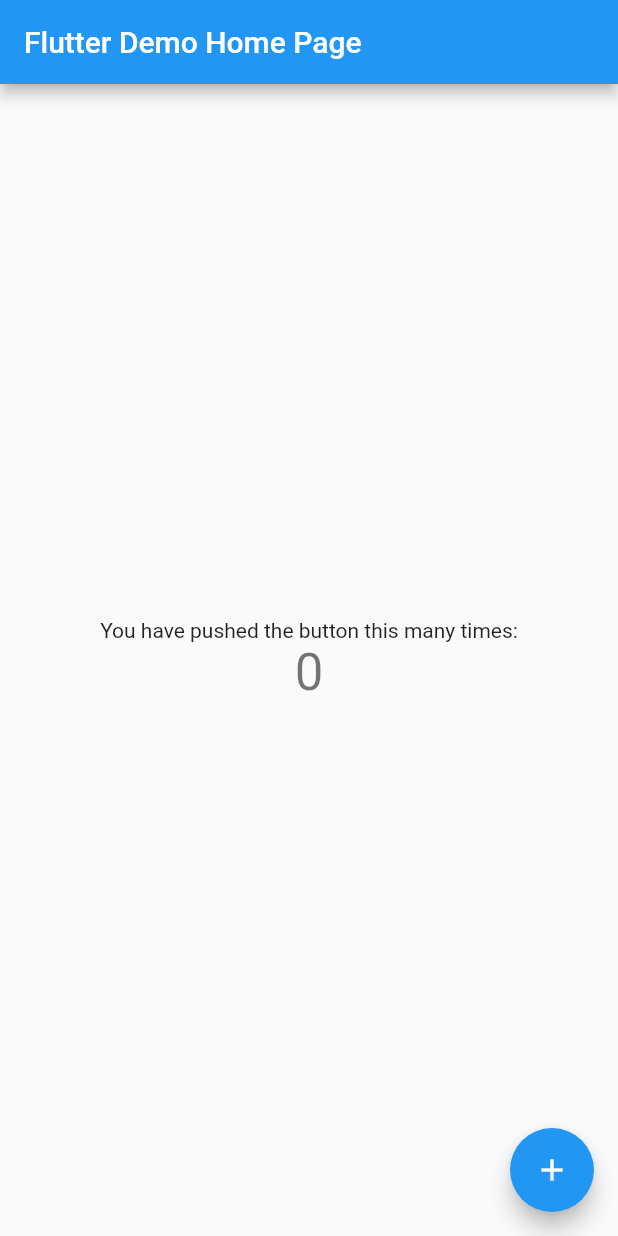
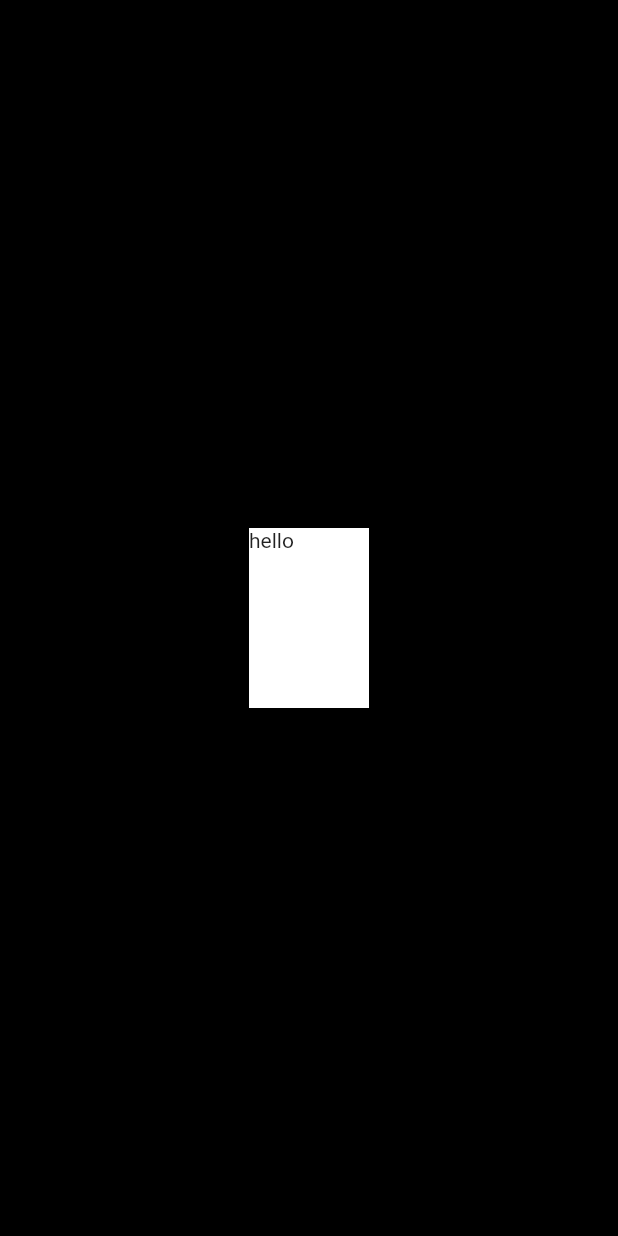
Before and after one commit to fayis007/rekenmachine, a Flutter app: the screen it shows after launch, on a phone screen of 412 x 824 dp. Run offline on Flutter 3.47's test engine with Material 2 defaults, Android fonts, the phone set to English and light mode, and no system bars.

Commit message:
created home function to display text

```diff
--- a/lib/main.dart
+++ b/lib/main.dart
@@ -24,92 +24,41 @@ class MyApp extends StatelessWidget {
         // is not restarted.
         primarySwatch: Colors.blue,
       ),
-      home: const MyHomePage(title: 'Flutter Demo Home Page'),
+      home: home(),
     );
   }
 }
 
-class MyHomePage extends StatefulWidget {
-  const MyHomePage({Key? key, required this.title}) : super(key: key);
 
-  // This widget is the home page of your application. It is stateful, meaning
-  // that it has a State object (defined below) that contains fields that affect
-  // how it looks.
-
-  // This class is the configuration for the state. It holds the values (in this
-  // case the title) provided by the parent (in this case the App widget) and
-  // used by the build method of the State. Fields in a Widget subclass are
-  // always marked "final".
-
-  final String title;
+class home extends StatefulWidget {
+  const home({Key? key}) : super(key: key);
 
   @override
-  State<MyHomePage> createState() => _MyHomePageState();
+  _homeState createState() => _homeState();
 }
 
-class _MyHomePageState extends State<MyHomePage> {
-  int _counter = 0;
-
-  void _incrementCounter() {
-    setState(() {
-      // This call to setState tells the Flutter framework that something has
-      // changed in this State, which causes it to rerun the build method below
-      // so that the display can reflect the updated values. If we changed
-      // _counter without calling setState(), then the build method would not be
-      // called again, and so nothing would appear to happen.
-      _counter = _counter + 10;
-    });
-  }
-
+class _homeState extends State<home> {
   @override
   Widget build(BuildContext context) {
-    // This method is rerun every time setState is called, for instance as done
-    // by the _incrementCounter method above.
-    //
-    // The Flutter framework has been optimized to make rerunning build methods
-    // fast, so that you can just rebuild anything that needs updating rather
-    // than having to individually change instances of widgets.
     return Scaffold(
-      appBar: AppBar(
-        // Here we take the value from the MyHomePage object that was created by
-        // the App.build method, and use it to set our appbar title.
-        title: Text(widget.title),
-      ),
-      body: Center(
-        // Center is a layout widget. It takes a single child and positions it
-        // in the middle of the parent.
+      body: Container(
+        color: Colors.black,
+        width: MediaQuery.of(context).size.width,
+        height: MediaQuery.of(context).size.height,
         child: Column(
-          // Column is also a layout widget. It takes a list of children and
-          // arranges them vertically. By default, it sizes itself to fit its
-          // children horizontally, and tries to be as tall as its parent.
-          //
-          // Invoke "debug painting" (press "p" in the console, choose the
-          // "Toggle Debug Paint" action from the Flutter Inspector in Android
-          // Studio, or the "Toggle Debug Paint" command in Visual Studio Code)
-          // to see the wireframe for each widget.
-          //
-          // Column has various properties to control how it sizes itself and
-          // how it positions its children. Here we use mainAxisAlignment to
-          // center the children vertically; the main axis here is the vertical
-          // axis because Columns are vertical (the cross axis would be
-          // horizontal).
-          mainAxisAlignment: MainAxisAlignment.center,
-          children: <Widget>[
-            const Text(
-              'You have pushed the button this many times:',
+          crossAxisAlignment: CrossAxisAlignment.center,
+          mainAxisAlignment: MainAxisAlignment.spaceEvenly,
+          children: [
+            Container(
+              child: Text("hello"),
+              height: 120,
+              width: 80,
+              color: Colors.white,
             ),
-            Text(
-              '$_counter',
-              style: Theme.of(context).textTheme.headline4,
-            ),
+
           ],
         ),
       ),
-      floatingActionButton: FloatingActionButton(
-        onPressed: _incrementCounter,
-        tooltip: 'Increment',
-        child: const Icon(Icons.add),
-      ), // This trailing comma makes auto-formatting nicer for build methods.
     );
   }
 }
```
